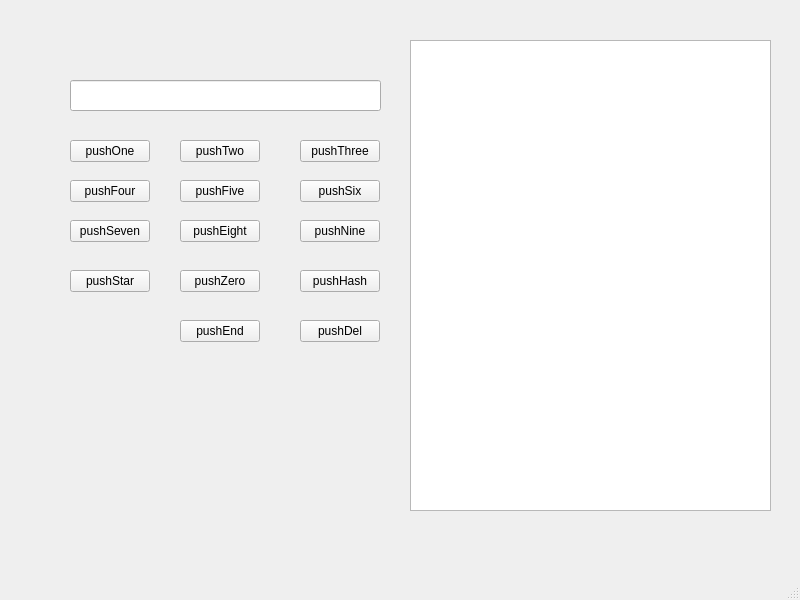
Before: the Qt Designer form dialerwindow.ui in blakefuller/DialerApp, drawn with Qt 5.
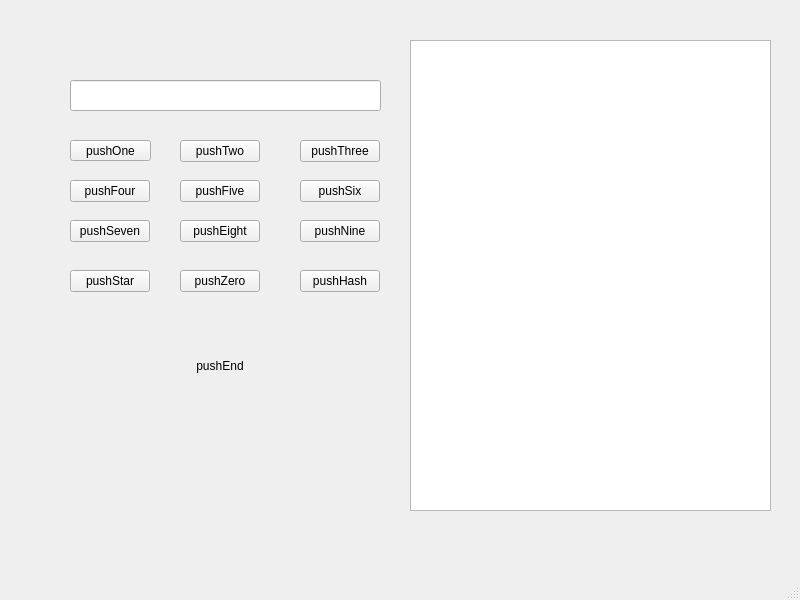
After: the same form once the commit is applied. Icons and pictures are not drawn.

Commit message: Re-added some icons for UI

What changed in the file:
```diff
--- a/dialerwindow.ui
+++ b/dialerwindow.ui
@@ -19,10 +19,16 @@
      <rect>
       <x>70</x>
       <y>140</y>
-      <width>80</width>
-      <height>22</height>
+      <width>81</width>
+      <height>21</height>
      </rect>
     </property>
+    <property name="autoFillBackground">
+     <bool>true</bool>
+    </property>
+    <property name="styleSheet">
+     <string notr="true"/>
+    </property>
     <property name="text">
      <string>pushOne</string>
     </property>
@@ -174,11 +180,19 @@
     <property name="geometry">
      <rect>
       <x>180</x>
-      <y>320</y>
+      <y>330</y>
       <width>80</width>
-      <height>22</height>
+      <height>71</height>
      </rect>
     </property>
+    <property name="styleSheet">
+     <string notr="true">background-color:transparent;
+alternate-background-color: rgb(255, 255, 255);
+border-image: url(:/images/gray button.png);
+color: rgb(0, 0, 0);
+border: none;
+background-repeat:none;</string>
+    </property>
     <property name="text">
      <string>pushEnd</string>
     </property>
@@ -187,13 +201,20 @@
     <property name="geometry">
      <rect>
       <x>300</x>
-      <y>320</y>
-      <width>80</width>
-      <height>22</height>
+      <y>330</y>
+      <width>61</width>
+      <height>61</height>
      </rect>
     </property>
+    <property name="styleSheet">
+     <string notr="true">background-color:transparent;
+alternate-background-color: rgb(255, 255, 255);
+border-image: url(:/images/backspace-480.png);
+border: none;
+background-repeat:none;</string>
+    </property>
     <property name="text">
-     <string>pushDel</string>
+     <string/>
     </property>
    </widget>
    <widget class="QLineEdit" name="lineDisplay">
```
Left out of the diff: 2 changed lines with no effect on the pictures. The commit also changes 3 other files.
